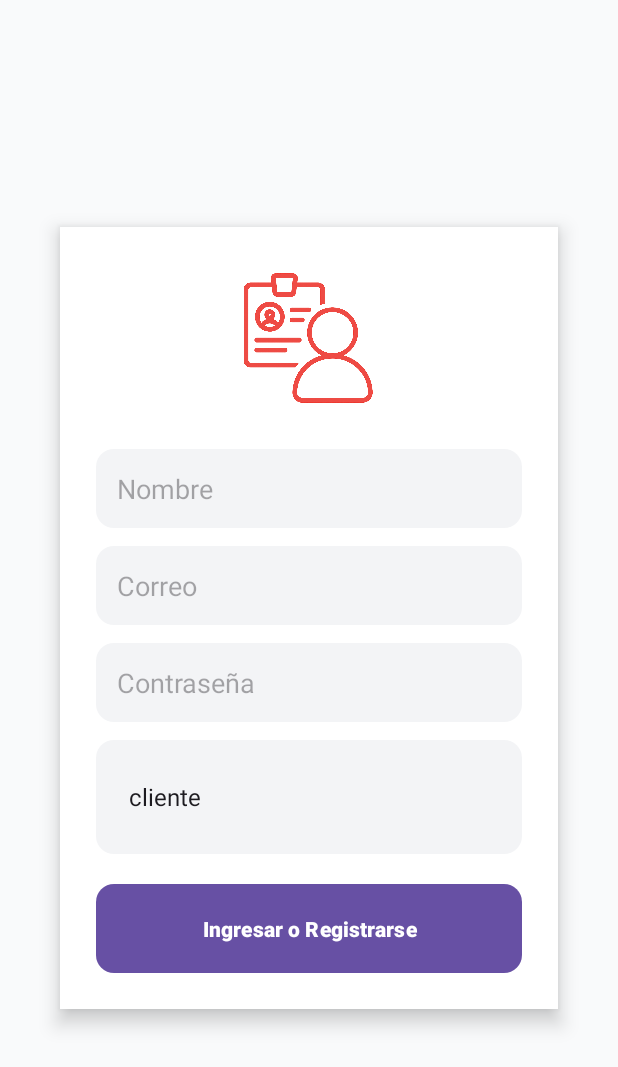
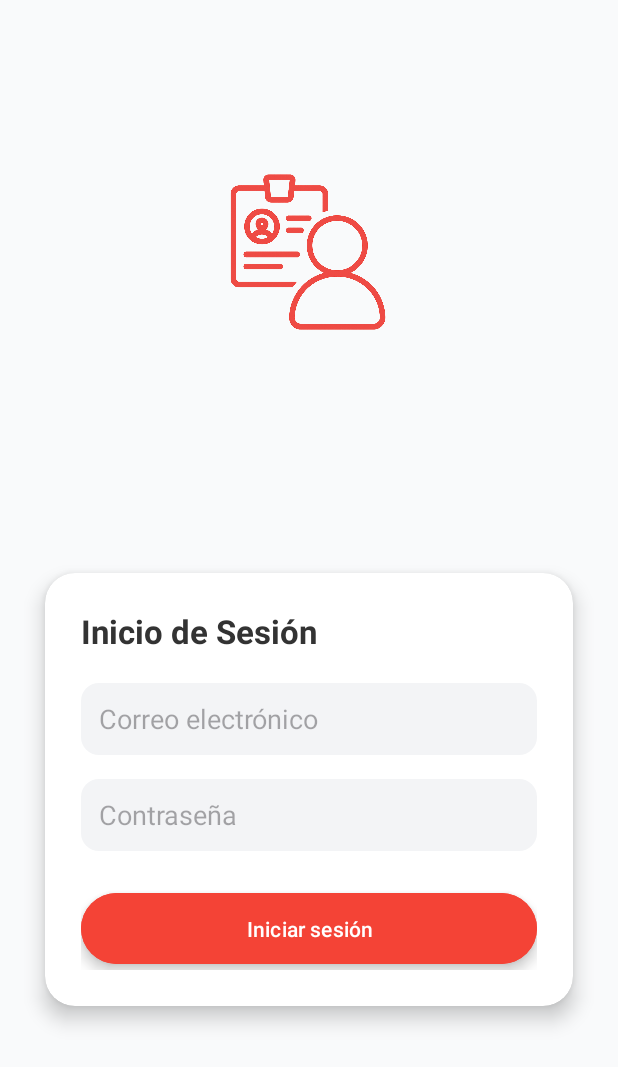
Before and after one commit to Jhonatanpp/appimenu2, an Android app: the LoginActivity screen opened directly, with no data from a screen before it, on a phone screen of 412 x 824 dp. Shown: the top 1067 px of the screen. Run offline under Robolectric (Android 15) with nearby library versions, the phone set to English and light mode, and no system bars; our stand-ins replace Firebase (no records; nobody signed in at launch, a user with empty details on screens opened directly); 1 statement that could not run was skipped.

Commit message:
6.1 Se mejoro el LoginActivity y activity_login.xml falta completar con lo de Joseph

```diff
--- a/app/src/main/res/layout/activity_login.xml
+++ b/app/src/main/res/layout/activity_login.xml
@@ -1,83 +1,83 @@
 <?xml version="1.0" encoding="utf-8"?>
-<LinearLayout
+<androidx.constraintlayout.widget.ConstraintLayout
     xmlns:android="http://schemas.android.com/apk/res/android"
-    xmlns:tools="http://schemas.android.com/tools"
-    android:id="@+id/layout_login"
+    xmlns:app="http://schemas.android.com/apk/res-auto"
     android:layout_width="match_parent"
     android:layout_height="match_parent"
     android:background="#F9FAFB"
-    android:orientation="vertical"
-    android:gravity="center"
-    android:padding="24dp"
-    tools:context=".model.LoginActivity">
+    android:padding="16dp">
+
+    <!-- Logo centrado arriba -->
+    <ImageView
+        android:id="@+id/loginLogo"
+        android:layout_width="120dp"
+        android:layout_height="120dp"
+        android:layout_marginTop="92dp"
+        android:src="@drawable/bitebyte_user"
+        android:contentDescription="Logo"
+        app:layout_constraintTop_toTopOf="parent"
+        app:layout_constraintStart_toStartOf="parent"
+        app:layout_constraintEnd_toEndOf="parent" />
+
+    <!-- Card contenedora -->
+    <androidx.cardview.widget.CardView
+        android:layout_width="0dp"
+        android:layout_height="wrap_content"
+        android:layout_marginTop="16dp"
+        app:cardCornerRadius="20dp"
+        app:cardElevation="8dp"
+        app:cardUseCompatPadding="true"
+        app:layout_constraintTop_toBottomOf="@id/loginLogo"
+        app:layout_constraintStart_toStartOf="parent"
+        app:layout_constraintEnd_toEndOf="parent"
+        app:layout_constraintBottom_toBottomOf="parent">
 
         <LinearLayout
             android:layout_width="match_parent"
             android:layout_height="wrap_content"
             android:orientation="vertical"
-        android:background="@android:color/white"
-        android:elevation="8dp"
-        android:padding="24dp"
-        android:clipToOutline="true"
-        android:outlineProvider="background"
-        android:layout_margin="16dp">
+            android:padding="24dp">
 
-        <ImageView
-            android:layout_width="100dp"
-            android:layout_height="100dp"
-            android:layout_gravity="center"
-            android:src="@drawable/bitebyte_user"
-            android:contentDescription="Logo"
-            android:layout_marginBottom="24dp" />
-
-        <EditText
-            android:id="@+id/editTextNombre"
-            android:layout_width="match_parent"
+            <TextView
+                android:layout_width="wrap_content"
                 android:layout_height="wrap_content"
-            android:hint="Nombre"
-            android:background="@drawable/input_background"
-            android:padding="14dp"
-            android:layout_marginBottom="12dp" />
+                android:text="Inicio de Sesión"
+                android:textSize="22sp"
+                android:textStyle="bold"
+                android:textColor="#333"
+                android:layout_marginBottom="12dp"/>
 
             <EditText
                 android:id="@+id/editTextCorreo"
                 android:layout_width="match_parent"
-            android:layout_height="wrap_content"
-            android:hint="Correo"
+                android:layout_height="48dp"
+                android:hint="Correo electrónico"
                 android:inputType="textEmailAddress"
                 android:background="@drawable/input_background"
-            android:padding="14dp"
-            android:layout_marginBottom="12dp" />
+                android:paddingHorizontal="12dp"
+                android:layout_marginTop="8dp"/>
 
             <EditText
                 android:id="@+id/editTextContrasena"
                 android:layout_width="match_parent"
-            android:layout_height="wrap_content"
+                android:layout_height="48dp"
                 android:hint="Contraseña"
                 android:inputType="textPassword"
                 android:background="@drawable/input_background"
-            android:padding="14dp"
-            android:layout_marginBottom="12dp" />
-
-        <Spinner
-            android:id="@+id/spinnerRol"
-            android:layout_width="match_parent"
-            android:layout_height="wrap_content"
-            android:background="@drawable/input_background"
-            android:padding="14dp"
-            android:layout_marginBottom="20dp"
-            />
-
+                android:paddingHorizontal="12dp"
+                android:layout_marginTop="16dp"/>
 
             <Button
                 android:id="@+id/buttonLogin"
                 android:layout_width="match_parent"
                 android:layout_height="wrap_content"
-            android:text="Ingresar o Registrarse"
-            android:textColor="#FFF"
-            android:background="@drawable/rounded_button"
-            android:padding="16dp"
-            android:textStyle="bold"/>
-
+                android:text="Iniciar sesión"
+                android:backgroundTint="#F44336"
+                android:textColor="@android:color/white"
+                android:layout_marginTop="24dp"
+                android:elevation="4dp"
+                android:paddingVertical="14dp"
+                android:stateListAnimator="@drawable/button_elevation_animator"/>
         </LinearLayout>
-</LinearLayout>
+    </androidx.cardview.widget.CardView>
+</androidx.constraintlayout.widget.ConstraintLayout>
```
Also changed, not shown: app/src/main/java/com/example/bitebyte/model/LoginActivity.java (+7 -53 lines), app/src/main/java/com/example/bitebyte/model/RegistrarUsuarioActivity.java (+37 -33 lines), app/src/main/java/com/example/bitebyte/model/Usuario.java (+16 -9 lines), app/src/main/java/com/example/bitebyte/model/viewmodel/LoginActivity.java (+18 -72 lines), app/src/main/res/layout/registrar_usuario.xml (+35 -41 lines). Lines whose indentation alone changed are shown as unchanged.
